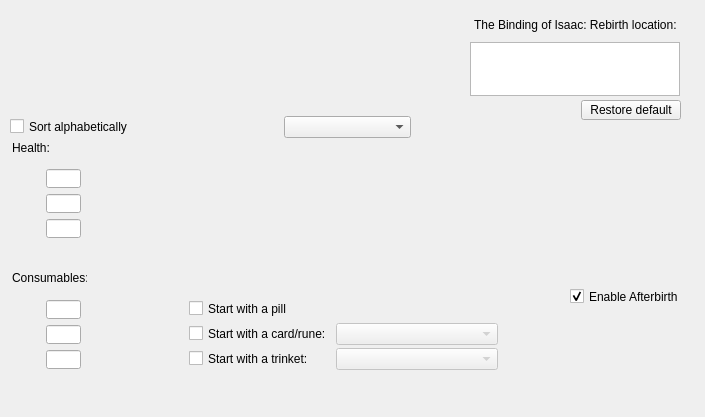
Above: mainwindow.ui from cptsnowball/Isaac-Character-Editor before the change. Below: the same form after it.
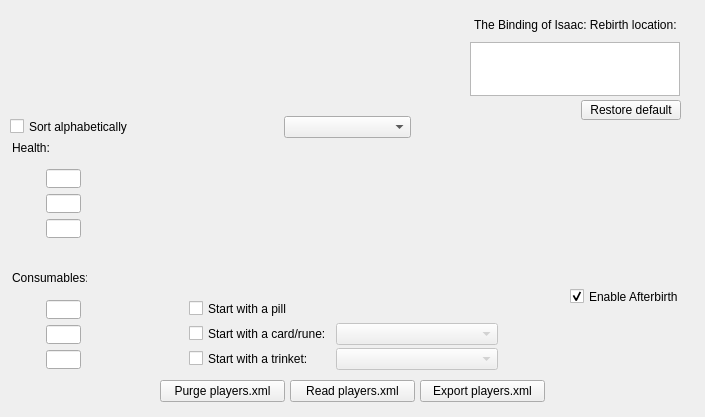
That is the form after the change.

The edit to the form file:
```diff
--- a/mainwindow.ui
+++ b/mainwindow.ui
@@ -470,6 +470,60 @@
      <string>Sort alphabetically</string>
     </property>
    </widget>
+   <widget class="QToolButton" name="exportButton">
+    <property name="geometry">
+     <rect>
+      <x>420</x>
+      <y>380</y>
+      <width>125</width>
+      <height>22</height>
+     </rect>
+    </property>
+    <property name="font">
+     <font>
+      <kerning>false</kerning>
+     </font>
+    </property>
+    <property name="text">
+     <string>Export players.xml</string>
+    </property>
+   </widget>
+   <widget class="QToolButton" name="readButton">
+    <property name="geometry">
+     <rect>
+      <x>290</x>
+      <y>380</y>
+      <width>125</width>
+      <height>22</height>
+     </rect>
+    </property>
+    <property name="font">
+     <font>
+      <kerning>false</kerning>
+     </font>
+    </property>
+    <property name="text">
+     <string>Read players.xml</string>
+    </property>
+   </widget>
+   <widget class="QToolButton" name="purgeButton">
+    <property name="geometry">
+     <rect>
+      <x>160</x>
+      <y>380</y>
+      <width>125</width>
+      <height>22</height>
+     </rect>
+    </property>
+    <property name="font">
+     <font>
+      <kerning>false</kerning>
+     </font>
+    </property>
+    <property name="text">
+     <string>Purge players.xml</string>
+    </property>
+   </widget>
   </widget>
  </widget>
  <layoutdefault spacing="6" margin="11"/>
```
Left out of the diff: 77 changed lines with no effect on the pictures.
